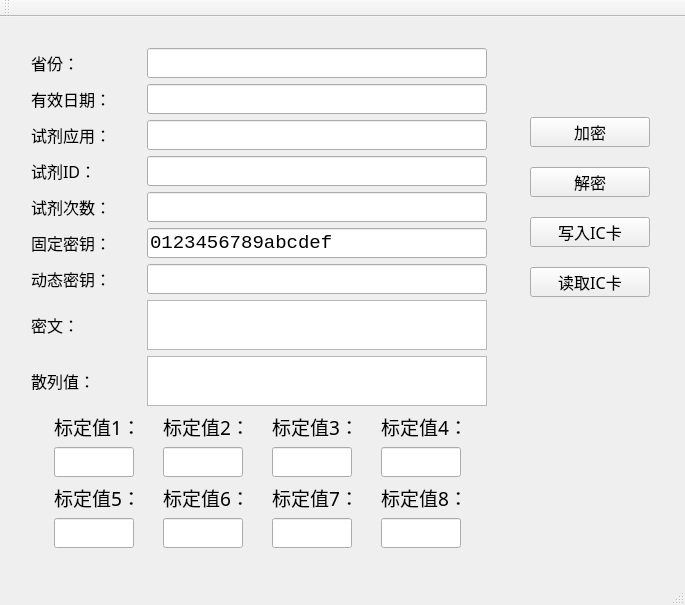
First picture: the form in Encryption/Encryption.ui, repository ZingBug/Encryption, before the edit.
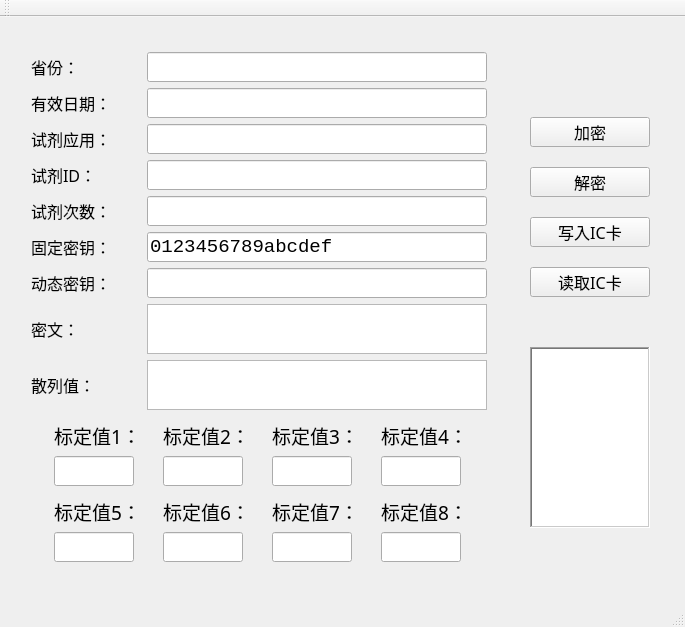
Second picture: the form after the edit. Icons and pictures are not drawn.

What changed in the file:
```diff
--- a/Encryption/Encryption.ui
+++ b/Encryption/Encryption.ui
@@ -7,7 +7,7 @@
     <x>0</x>
     <y>0</y>
     <width>685</width>
-    <height>605</height>
+    <height>627</height>
    </rect>
   </property>
   <property name="windowTitle">
@@ -94,13 +94,13 @@
      <string>读取IC卡</string>
     </property>
    </widget>
-   <widget class="QWidget" name="">
+   <widget class="QWidget" name="layoutWidget">
     <property name="geometry">
      <rect>
       <x>20</x>
       <y>20</y>
       <width>478</width>
-      <height>522</height>
+      <height>543</height>
      </rect>
     </property>
     <layout class="QVBoxLayout" name="verticalLayout_10">
@@ -669,6 +669,12 @@
              <pointsize>14</pointsize>
             </font>
            </property>
+           <property name="focusPolicy">
+            <enum>Qt::NoFocus</enum>
+           </property>
+           <property name="frameShape">
+            <enum>QFrame::StyledPanel</enum>
+           </property>
           </widget>
          </item>
         </layout>
@@ -1075,6 +1081,28 @@
      </item>
     </layout>
    </widget>
+   <widget class="QTextBrowser" name="textBrowser_message">
+    <property name="geometry">
+     <rect>
+      <x>530</x>
+      <y>330</y>
+      <width>120</width>
+      <height>181</height>
+     </rect>
+    </property>
+    <property name="font">
+     <font>
+      <family>微软雅黑</family>
+      <pointsize>12</pointsize>
+     </font>
+    </property>
+    <property name="frameShape">
+     <enum>QFrame::WinPanel</enum>
+    </property>
+    <property name="frameShadow">
+     <enum>QFrame::Sunken</enum>
+    </property>
+   </widget>
   </widget>
   <widget class="QMenuBar" name="menuBar">
    <property name="geometry">
```
Left out of the diff: 21 changed lines with no effect on the pictures.
